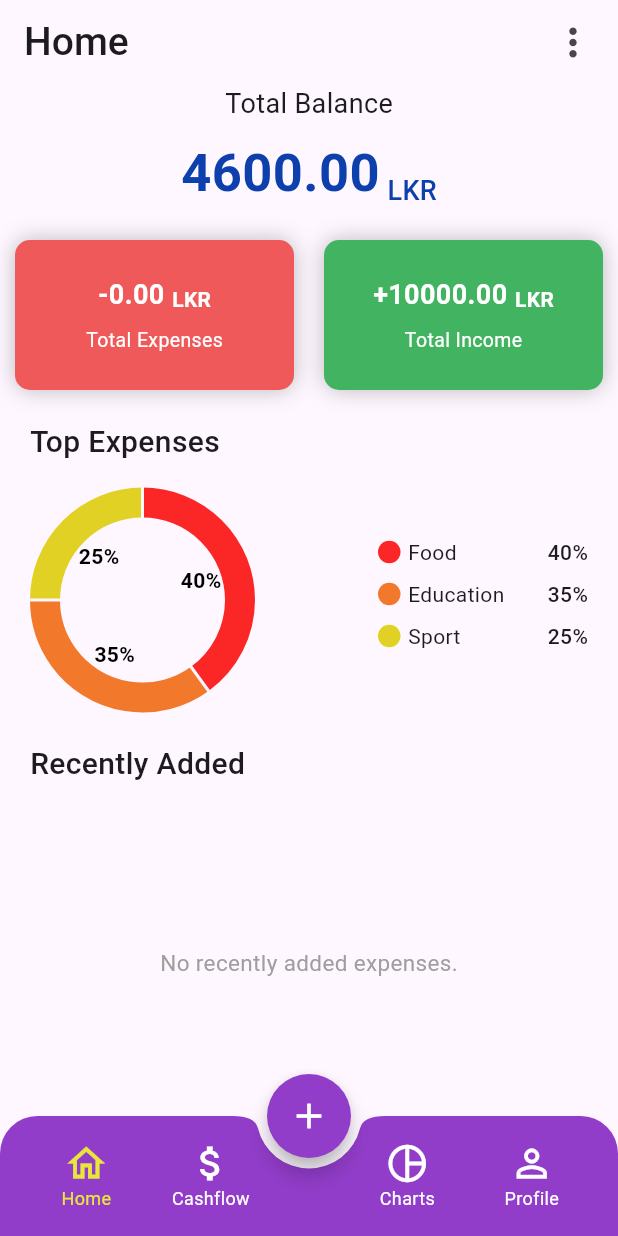
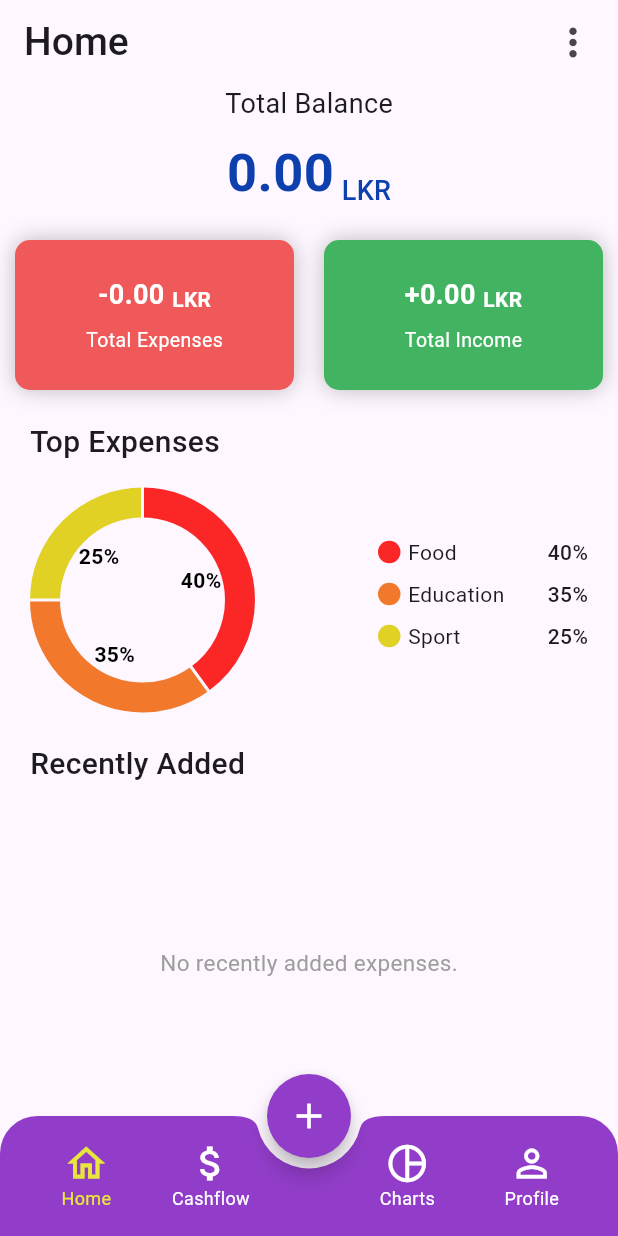
Before and after one commit to Lavindu208/Budget-Pro, a Flutter app: the screen it shows once a user with an empty profile is signed in, on a phone screen of 412 x 824 dp. Run offline on Flutter 3.47's test engine with Material 3 defaults, Android fonts, the phone set to English and light mode, and no system bars; drawn by our look-alikes of fl_chart; our stand-ins replace cloud_firestore, firebase_auth, firebase_core, flutter_bloc, font_awesome_flutter, percent_indicator; accounts and stored records are empty.

Commit message:
updated expense list : show list item with corresponding icon

```diff
--- /dev/null
+++ b/lib/domain/bloc/calculate_income_expense_balance_cubit.dart
@@ -0,0 +1,15 @@
+import 'package:budget_pro/domain/calculate_total_income_expense.dart';
+import 'package:flutter_bloc/flutter_bloc.dart';
+
+class CalculateIncomeExpenseBalanceCubit extends Cubit<int> {
+  CalculateIncomeExpenseBalanceCubit() : super(0);
+  final CalculateTotalIncomeExpense _calculateTotalIncomeExpense =
+      CalculateTotalIncomeExpense();
+  Future<void> calculateBalance() async {
+    int totalIncome = await _calculateTotalIncomeExpense.calculateTotalIncome();
+    int totalExpense = await _calculateTotalIncomeExpense
+        .calculateTotalExpense();
+    int balance = totalIncome - totalExpense;
+    emit(balance);
+  }
+}
--- a/lib/domain/bloc/calculate_total_expense_cubit.dart
+++ /dev/null
@@ -1,38 +0,0 @@
-import 'dart:async';
-import 'package:budget_pro/data/models/expense_item.dart';
-import 'package:budget_pro/domain/expense_repository.dart';
-import 'package:flutter_bloc/flutter_bloc.dart';
-
-class CalculateTotalExpenseCubit extends Cubit<int> {
-  final ExpenseRepository _expenseRepository = ExpenseRepository();
-  late StreamSubscription<List<ExpenseItem>> _subscription;
-  CalculateTotalExpenseCubit({required List<ExpenseItem> expensesList})
-    : super(calculateInitTotal(expensesList));
-  static int calculateInitTotal(List<ExpenseItem> expensesList) {
-    int total = 0;
-    for (Object el in expensesList) {
-      final expenses = el as ExpenseItem;
-      int? amount = int.tryParse(expenses.amount);
-      total += amount!;
-    }
-    return total;
-  }
-
-  void calculateTotal() {
-    _subscription = _expenseRepository.getData().listen((data) {
-      int total = 0;
-      for (Object el in data) {
-        final expenses = el as ExpenseItem;
-        int? amount = int.tryParse(expenses.amount);
-        total += amount!;
-      }
-      emit(total);
-    });
-  }
-
-  @override
-  Future<void> close() {
-    _subscription.cancel();
-    return super.close();
-  }
-}
--- /dev/null
+++ b/lib/domain/bloc/show_total_expense_cubit.dart
@@ -0,0 +1,15 @@
+import 'dart:async';
+import 'package:budget_pro/domain/calculate_total_income_expense.dart';
+import 'package:flutter_bloc/flutter_bloc.dart';
+
+class ShowTotalExpenseCubit extends Cubit<int> {
+  final CalculateTotalIncomeExpense _calculateTotalIncomeExpense =
+      CalculateTotalIncomeExpense();
+  ShowTotalExpenseCubit() : super(0);
+
+  Future<void> showTotalExpense() async {
+    int totalExpense = await _calculateTotalIncomeExpense
+        .calculateTotalExpense();
+    emit(totalExpense);
+  }
+}
--- /dev/null
+++ b/lib/domain/bloc/show_total_income_cubit.dart
@@ -0,0 +1,14 @@
+import 'dart:async';
+import 'package:budget_pro/domain/calculate_total_income_expense.dart';
+import 'package:flutter_bloc/flutter_bloc.dart';
+
+class ShowTotalIncomeCubit extends Cubit<int> {
+  final CalculateTotalIncomeExpense _calculateTotalIncomeExpense =
+      CalculateTotalIncomeExpense();
+  ShowTotalIncomeCubit() : super(0);
+
+  Future<void> showTotalIncome() async {
+    int totalIncome = await _calculateTotalIncomeExpense.calculateTotalIncome();
+    emit(totalIncome);
+  }
+}
--- a/lib/main.dart
+++ b/lib/main.dart
@@ -3,7 +3,9 @@ import 'package:budget_pro/domain/authentication/auth_gate.dart';
 import 'package:budget_pro/domain/bloc/add_new_expense_bloc.dart';
 import 'package:budget_pro/domain/bloc/add_new_income_bloc.dart';
 import 'package:budget_pro/domain/bloc/bottomNavigator/navigator_event.dart';
-import 'package:budget_pro/domain/bloc/calculate_total_expense_cubit.dart';
+import 'package:budget_pro/domain/bloc/calculate_income_expense_balance_cubit.dart';
+import 'package:budget_pro/domain/bloc/show_total_expense_cubit.dart';
+import 'package:budget_pro/domain/bloc/show_total_income_cubit.dart';
 import 'package:budget_pro/domain/bloc/date_selector.dart';
 import 'package:budget_pro/domain/bloc/display_category_cubit.dart';
 import 'package:budget_pro/domain/bloc/login_progress_indicator_cubit.dart';
@@ -57,15 +59,22 @@ class MyApp extends StatelessWidget {
                   ..add(LoadExpenses()),
           ),
           BlocProvider(
-            create: (context) => CalculateTotalExpenseCubit(
-              expensesList: context.read<AddNewExpenseBloc>().state,
-            )..calculateTotal(),
+            create: (context) =>
+                AddNewIncomeBloc(context.read<IncomeRepository>())
+                  ..add(LoadIncome()),
+          ),
+          BlocProvider(
+            create: (context) => ShowTotalExpenseCubit()..showTotalExpense(),
+            lazy: false,
+          ),
+          BlocProvider(
+            create: (context) => ShowTotalIncomeCubit()..showTotalIncome(),
             lazy: false,
           ),
           BlocProvider(
             create: (context) =>
-                AddNewIncomeBloc(context.read<IncomeRepository>())
-                  ..add(LoadIncome()),
+                CalculateIncomeExpenseBalanceCubit()..calculateBalance(),
+            lazy: false,
           ),
           BlocProvider(
             create: (context) => SelectIncomeItemsCubit(
--- a/lib/presentation/components/total_expense_and_income.dart
+++ b/lib/presentation/components/total_expense_and_income.dart
@@ -1,4 +1,5 @@
-import 'package:budget_pro/domain/bloc/calculate_total_expense_cubit.dart';
+import 'package:budget_pro/domain/bloc/show_total_expense_cubit.dart';
+import 'package:budget_pro/domain/bloc/show_total_income_cubit.dart';
 import 'package:budget_pro/presentation/appColors/app_colors.dart';
 import 'package:flutter/material.dart';
 import 'package:flutter_bloc/flutter_bloc.dart';
@@ -29,13 +30,17 @@ Widget twoBoxes(BuildContext context) {
                 crossAxisAlignment: CrossAxisAlignment.end,
                 mainAxisAlignment: MainAxisAlignment.center,
                 children: [
-                  Text(
-                    '-${context.read<CalculateTotalExpenseCubit>().state}.00',
+                  BlocBuilder<ShowTotalExpenseCubit, int>(
+                    builder: (context, state) {
+                      return Text(
+                        '-$state.00',
                         style: TextStyle(
                           fontSize: 18,
                           color: Colors.white,
                           fontWeight: FontWeight.bold,
                         ),
+                      );
+                    },
                   ),
                   SizedBox(width: 5),
                   Text(
@@ -82,13 +87,17 @@ Widget twoBoxes(BuildContext context) {
                   crossAxisAlignment: CrossAxisAlignment.end,
                   mainAxisAlignment: MainAxisAlignment.center,
                   children: [
-                    Text(
-                      '+10000.00',
+                    BlocBuilder<ShowTotalIncomeCubit, int>(
+                      builder: (context, state) {
+                        return Text(
+                          '+$state.00',
                           style: TextStyle(
                             fontSize: 18,
                             color: Colors.white,
                             fontWeight: FontWeight.bold,
                           ),
+                        );
+                      },
                     ),
                     SizedBox(width: 5),
                     Text(
--- a/lib/presentation/screens/home.dart
+++ b/lib/presentation/screens/home.dart
@@ -1,4 +1,5 @@
 import 'package:budget_pro/domain/bloc/add_new_expense_bloc.dart';
+import 'package:budget_pro/domain/bloc/calculate_income_expense_balance_cubit.dart';
 import 'package:budget_pro/presentation/components/expenseItem.dart';
 import 'package:budget_pro/presentation/components/total_expense_and_income.dart';
 import 'package:fl_chart/fl_chart.dart';
@@ -62,8 +63,8 @@ class _HomeState extends State<Home> {
                         final listItem = items[index];
                         if (index < 4) {
                           return expenseItem(
-                            listItem.icon,
-                            listItem.categoryName,
+                            listItem.category.icon,
+                            listItem.category.label,
                             listItem.amount,
                             false,
                           );
@@ -92,13 +93,17 @@ class _HomeState extends State<Home> {
           mainAxisAlignment: MainAxisAlignment.center,
           crossAxisAlignment: CrossAxisAlignment.end,
           children: [
-            Text(
-              '4600.00',
-              style: TextStyle(
-                fontSize: 35,
-                fontWeight: FontWeight.bold,
-                color: const Color.fromARGB(255, 14, 64, 173),
-              ),
+            BlocBuilder<CalculateIncomeExpenseBalanceCubit, int>(
+              builder: (context, state) {
+                return Text(
+                  '$state.00',
+                  style: TextStyle(
+                    fontSize: 35,
+                    fontWeight: FontWeight.bold,
+                    color: const Color.fromARGB(255, 14, 64, 173),
+                  ),
+                );
+              },
             ),
             SizedBox(width: 5),
             Text(
```
Also changed, not shown: lib/data/models/expense_item.dart (+45 -4 lines), lib/domain/calculate_total_income_expense.dart (added, +68 -0 lines), lib/domain/expense_repository.dart (+1 -15 lines), lib/presentation/components/custom_numpad_widget.dart (+7 -3 lines), lib/presentation/screens/expenses.dart (+22 -9 lines). Lines whose indentation alone changed are shown as unchanged.
